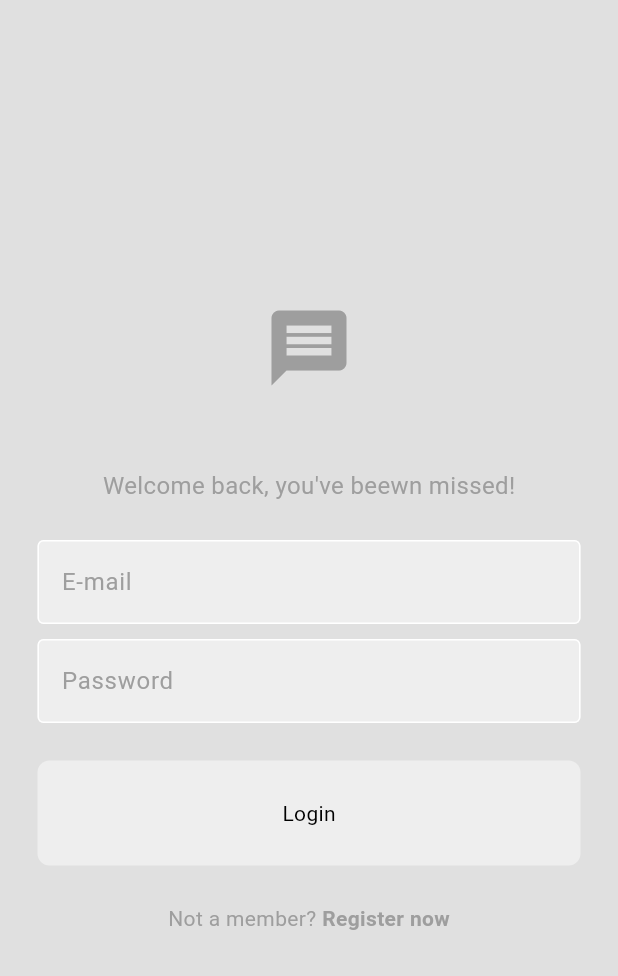
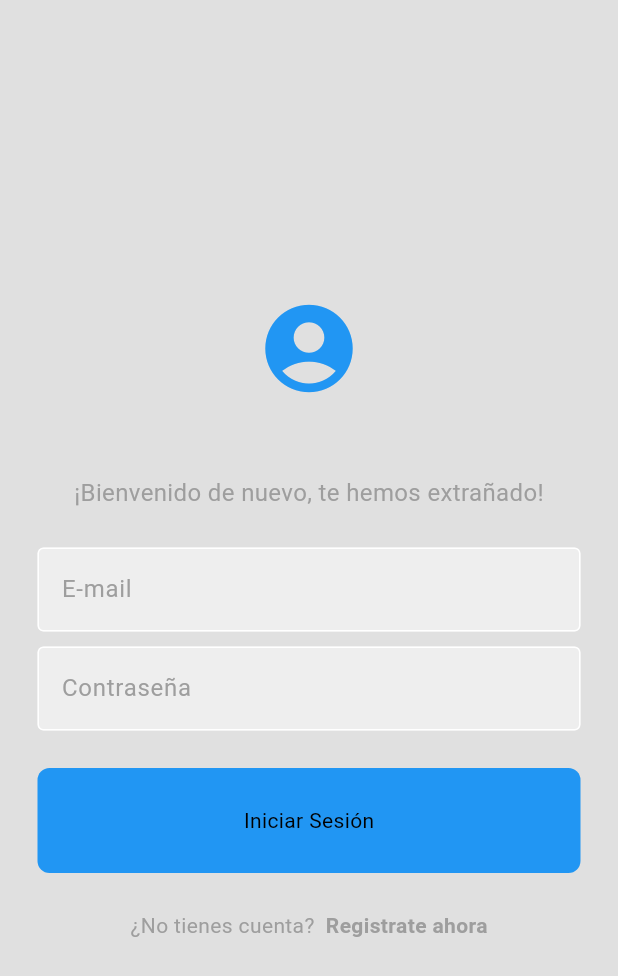
Before and after one commit to RodrigoGarcia96/chatApp, a Flutter app: the screen it shows after launch, on a phone screen of 412 x 824 dp. Shown: the top 976 px of the screen. Run offline on Flutter 3.47's test engine with Material 3 defaults, Android fonts, the phone set to English and light mode, and no system bars; our stand-ins replace cloud_firestore, firebase_auth, firebase_core; accounts and stored records are empty.

```diff
--- a/NewChat/chat/lib/components/my_button.dart
+++ b/NewChat/chat/lib/components/my_button.dart
@@ -16,7 +16,8 @@ class MyButton extends StatelessWidget {
       onTap: onTap,
       child: Container(
         decoration: BoxDecoration(
-          color: Theme.of(context).colorScheme.secondary,
+          //color: Theme.of(context).colorScheme.secondary,
+          color: Colors.blue,
           borderRadius: BorderRadius.circular(8)
         ),
         padding: const EdgeInsets.all(25),
--- a/NewChat/chat/lib/pages/login_page.dart
+++ b/NewChat/chat/lib/pages/login_page.dart
@@ -48,16 +48,17 @@ class LoginPage extends StatelessWidget {
           children: [
             //logo
             Icon(
-              Icons.message,
-              size: 60,
-              color: Theme.of(context).colorScheme.primary  ,
+              Icons.account_circle,
+              size: 70,
+              //color: Theme.of(context).colorScheme.primary,
+              color: Colors.blue,
             ),
 
             const SizedBox(height: 50), //Espacio entre componentes
 
             //Welcome back message
             Text(
-              "Welcome back, you've beewn missed!",
+              "¡Bienvenido de nuevo, te hemos extrañado!",
               style: TextStyle(
                 color: Theme.of(context).colorScheme.primary,
                 fontSize: 16,
@@ -78,7 +79,7 @@ class LoginPage extends StatelessWidget {
 
             //pw textfield
             MyTextField(
-              hintText: "Password",
+              hintText: "Contraseña",
               obscureText: true,
               controller: _pwController,
             ),
@@ -88,7 +89,7 @@ class LoginPage extends StatelessWidget {
             //login button
 
             MyButton(
-              text: "Login",
+              text: "Iniciar Sesión",
               onTap: () => login(context),
             ),
 
@@ -98,14 +99,14 @@ class LoginPage extends StatelessWidget {
             Row(
               mainAxisAlignment: MainAxisAlignment.center,
               children: [
-                Text("Not a member? ",
+                Text("¿No tienes cuenta? ",
                 style:
                   TextStyle(color: Theme.of(context).colorScheme.primary)
                 ),
 
                 GestureDetector(
                   onTap: onTap,
-                  child: Text("Register now",
+                  child: Text(" Registrate ahora",
                   style: TextStyle(
                     fontWeight: FontWeight.bold,
                     color: Theme.of(context).colorScheme.primary)
--- a/NewChat/chat/lib/pages/register_page.dart
+++ b/NewChat/chat/lib/pages/register_page.dart
@@ -91,7 +91,7 @@ class RegisterPage extends StatelessWidget {
 
             //pw textfield
             MyTextField(
-              hintText: "Password",
+              hintText: "Contraseña",
               obscureText: true,
               controller: _pwController,
             ),
@@ -100,7 +100,7 @@ class RegisterPage extends StatelessWidget {
 
             //Confirmpw textfield
             MyTextField(
-              hintText: "Confirm Password",
+              hintText: "Confirma tu contraseña",
               obscureText: true,
               controller: _confirmPwController,
             ),
@@ -109,7 +109,7 @@ class RegisterPage extends StatelessWidget {
 
             //login button
             MyButton(
-              text: "Register",
+              text: "Registrar",
               onTap: () => register(context),
             ),
 
@@ -119,12 +119,12 @@ class RegisterPage extends StatelessWidget {
             Row(
               mainAxisAlignment: MainAxisAlignment.center,
               children: [
-                Text("Already have an account",
+                Text("¿Ya tienes cuenta? ",
                     style: TextStyle(
                         color: Theme.of(context).colorScheme.primary)),
                 GestureDetector(
                   onTap: onTap,
-                  child: Text("Login now",
+                  child: Text(" Inicia sesión ahora",
                       style: TextStyle(
                           fontWeight: FontWeight.bold,
                           color: Theme.of(context).colorScheme.primary)),
```
